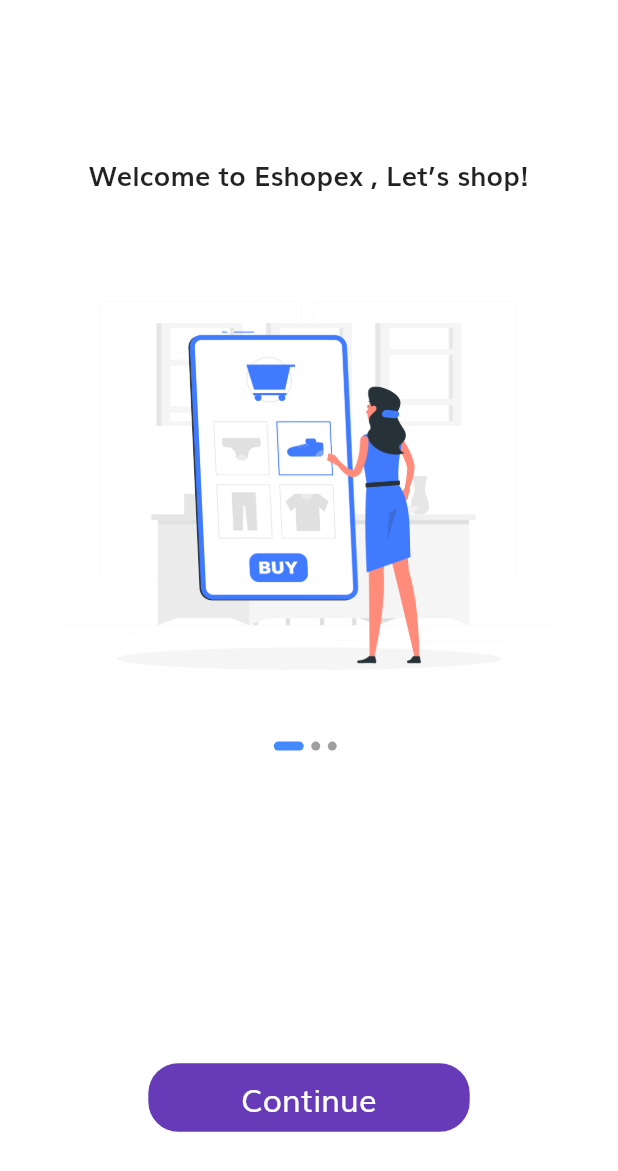
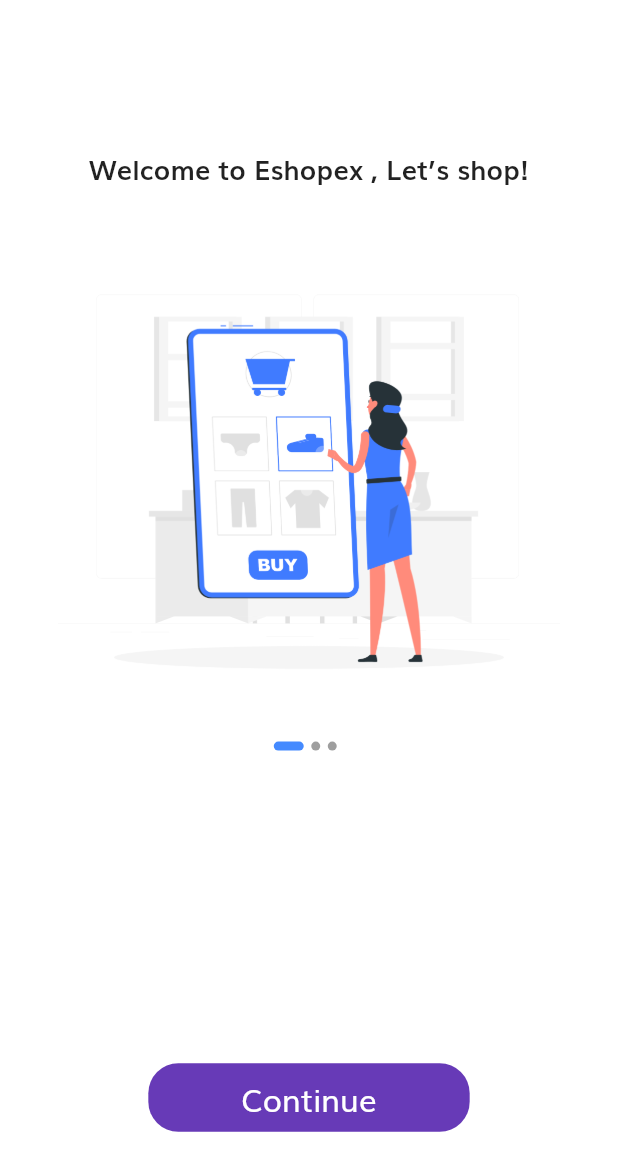
Before and after one commit to ChitrikaGahtori/Eshopex, a Flutter app: the screen it shows after launch, on a phone screen of 412 x 824 dp. Shown: the top 1171 px of the screen. Run offline on Flutter 3.47's test engine with Material 2 defaults, Android fonts, the phone set to English and light mode, and no system bars.

Commit message:
Splash Screen Done

```diff
--- a/lib/screens/splash/components/splash_content.dart
+++ b/lib/screens/splash/components/splash_content.dart
@@ -24,7 +24,7 @@
           image,
           // height: getProportionateScreenHeight(290),
           // width: getProportionateScreenWidth(290),
-          height: 330,
+          height: 335,
           width: 340,
         ),
       ],
```
